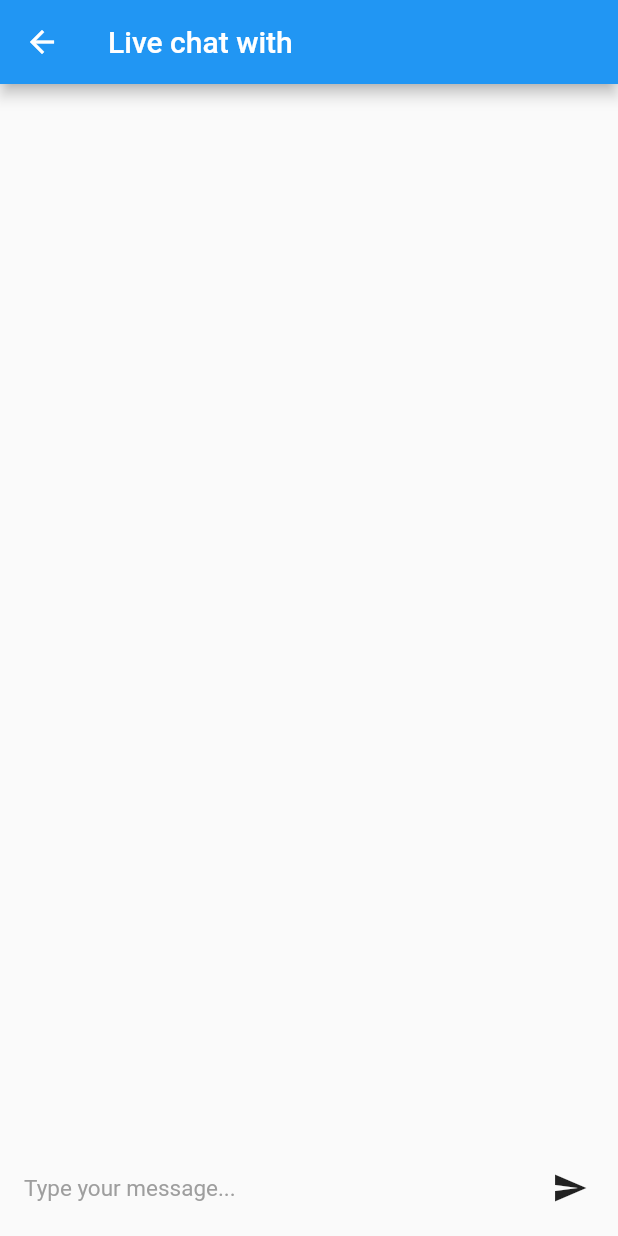
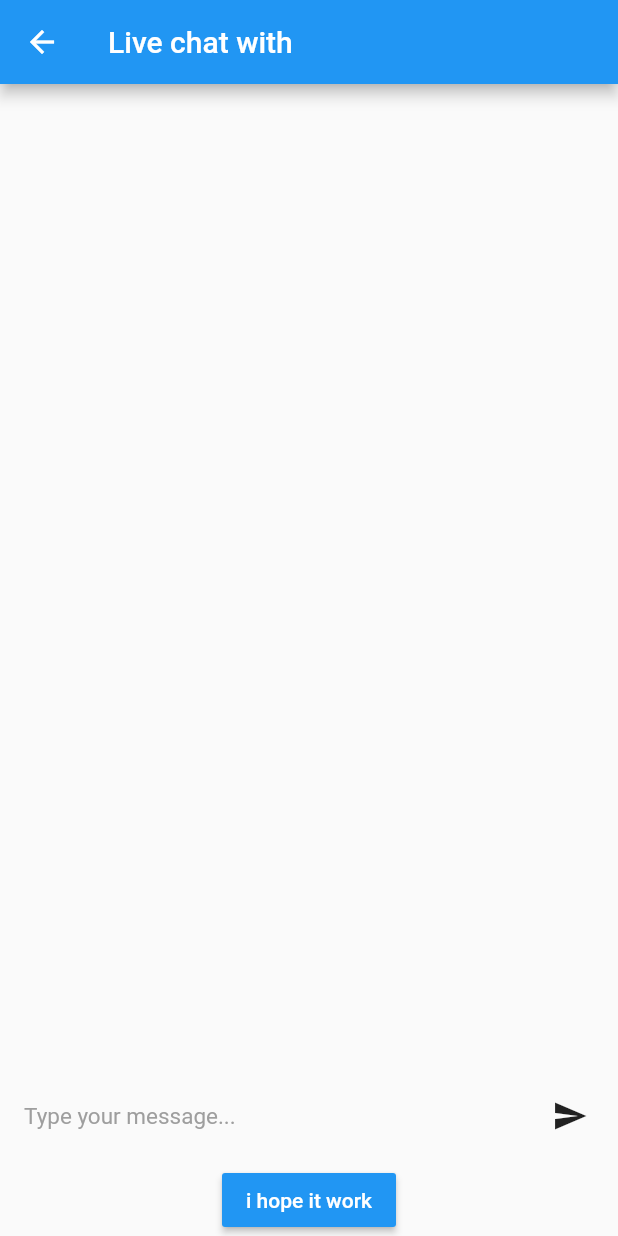
Before and after one commit to abdulrahmanAshraf272/car_dealership_app, a Flutter app: the ChatPage screen opened directly with empty values, on a phone screen of 412 x 824 dp. Run offline on Flutter 3.47's test engine with Material 2 defaults, Android fonts, the phone set to English and light mode, and no system bars.

```diff
--- a/example/lib/ChatPage.dart
+++ b/example/lib/ChatPage.dart
@@ -4,6 +4,10 @@ import 'dart:typed_data';
 
 import 'package:flutter/material.dart';
 import 'package:flutter_bluetooth_serial/flutter_bluetooth_serial.dart';
+import 'package:flutter_bluetooth_serial_example/bluetooth_provider.dart';
+import 'package:flutter_bluetooth_serial_example/connection_singleton.dart';
+import 'package:flutter_bluetooth_serial_example/display_value.dart';
+import 'package:provider/provider.dart';
 
 class ChatPage extends StatefulWidget {
   final BluetoothDevice server;
@@ -37,6 +41,9 @@ class _ChatPage extends State<ChatPage> {
 
   bool isDisconnecting = false;
 
+  //// === /////
+  late BluetoothProvider provider;
+
   @override
   void initState() {
     super.initState();
@@ -44,6 +51,7 @@ class _ChatPage extends State<ChatPage> {
     BluetoothConnection.toAddress(widget.server.address).then((_connection) {
       print('Connected to the device');
       connection = _connection;
+
       setState(() {
         isConnecting = false;
         isDisconnecting = false;
@@ -85,6 +93,9 @@ class _ChatPage extends State<ChatPage> {
 
   @override
   Widget build(BuildContext context) {
+    provider = Provider.of<BluetoothProvider>(context);
+    //HoldValues.connection = connection;
+    provider.connection = connection;
     final List<Row> list = messages.map((_message) {
       return Row(
         children: <Widget>[
@@ -155,6 +166,13 @@ class _ChatPage extends State<ChatPage> {
                           : null),
                 ),
               ],
+            ),
+            MaterialButton(
+              onPressed: () => Navigator.push(context,
+                  MaterialPageRoute(builder: (context) => DisplayValue())),
+              color: Colors.blue,
+              textColor: Colors.white,
+              child: Text('i hope it work'),
             )
           ],
         ),
@@ -202,6 +220,7 @@ class _ChatPage extends State<ChatPage> {
           ),
         );
         _messageBuffer = dataString.substring(index);
+        provider.setValue(messages.last.text.trim());
       });
     } else {
       _messageBuffer = (backspacesCounter > 0
--- a/example/lib/MainPage.dart
+++ b/example/lib/MainPage.dart
@@ -2,6 +2,7 @@ import 'dart:async';
 
 import 'package:flutter/material.dart';
 import 'package:flutter_bluetooth_serial/flutter_bluetooth_serial.dart';
+import 'package:flutter_bluetooth_serial_example/display_value.dart';
 import 'package:scoped_model/scoped_model.dart';
 
 import './BackgroundCollectedPage.dart';
@@ -319,10 +320,14 @@ class _MainPage extends State<MainPage> {
   }
 
   void _startChat(BuildContext context, BluetoothDevice server) {
+    print(server.address);
     Navigator.of(context).push(
       MaterialPageRoute(
         builder: (context) {
           return ChatPage(server: server);
+          // return DisplayValue(
+          //   server: server,
+          // );
         },
       ),
     );
--- /dev/null
+++ b/example/lib/bluetooth_provider.dart
@@ -0,0 +1,21 @@
+import 'package:flutter/material.dart';
+import 'package:flutter_bluetooth_serial/flutter_bluetooth_serial.dart';
+
+class BluetoothProvider with ChangeNotifier {
+  // final String bluetoothAddress = '98:D3:33:80:85:1A';
+  BluetoothConnection? connection;
+
+  final clientID = 0;
+  // BluetoothConnection? connection;
+
+  String _m = '';
+
+  setValue(String m) {
+    _m = m;
+    notifyListeners();
+  }
+
+  String getValue() {
+    return _m;
+  }
+}
--- a/example/lib/main.dart
+++ b/example/lib/main.dart
@@ -1,4 +1,6 @@
 import 'package:flutter/material.dart';
+import 'package:flutter_bluetooth_serial_example/bluetooth_provider.dart';
+import 'package:provider/provider.dart';
 
 import './MainPage.dart';
 
@@ -7,6 +9,8 @@ void main() => runApp(new ExampleApplication());
 class ExampleApplication extends StatelessWidget {
   @override
   Widget build(BuildContext context) {
-    return MaterialApp(home: MainPage());
+    return MultiProvider(providers: [
+      ChangeNotifierProvider(create: (_) => BluetoothProvider()),
+    ], child: MaterialApp(home: MainPage()));
   }
 }
```
Also changed, not shown: example/lib/connection_singleton.dart (added, +13 -0 lines), example/lib/display_value.dart (added, +56 -0 lines), example/pubspec.yaml (+4 -5 lines).
